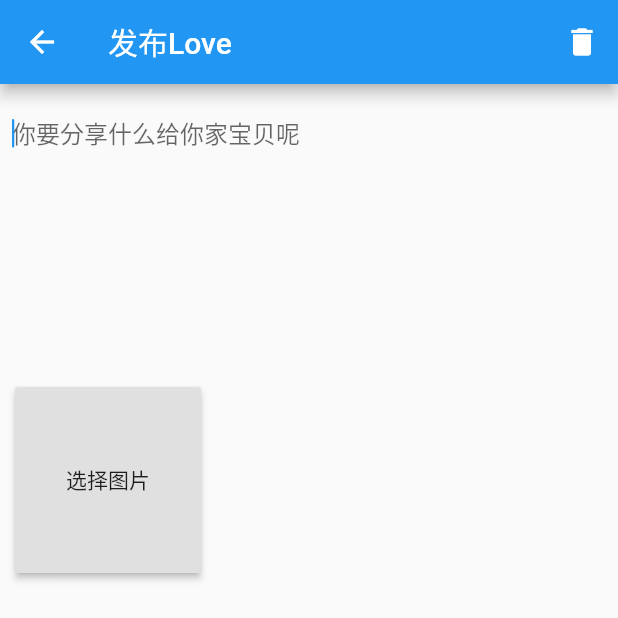
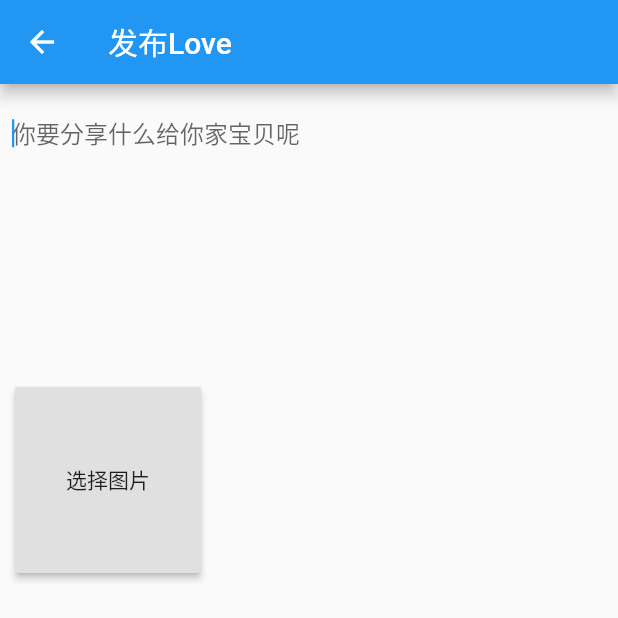
Before and after one commit to Baby1021/fultter, a Flutter app: the screen it shows after launch, on a phone screen of 412 x 824 dp, the top half of it. Run offline on Flutter 3.47's test engine with Material 2 defaults, Android fonts, the phone set to English and light mode, and no system bars; our stand-ins replace dio, image_picker.

Commit message:
隐藏Love发布页删除按钮

```diff
--- a/lib/love/LoveDetailPage.dart
+++ b/lib/love/LoveDetailPage.dart
@@ -178,13 +178,13 @@ class _MyHomePageState extends State<LoveDetailPage> {
           ),
 
           // 右边按钮
-          actions: <Widget>[
-            IconButton(
-              icon: Icon(Icons.delete),
-              tooltip: "删除",
-              onPressed: _confirmDelete,
-            ),
-          ],
+//          actions: <Widget>[
+//            IconButton(
+//              icon: Icon(Icons.delete),
+//              tooltip: "删除",
+//              onPressed: _confirmDelete,
+//            ),
+//          ],
         ),
         body: SingleChildScrollView(
           child: Center(
```
